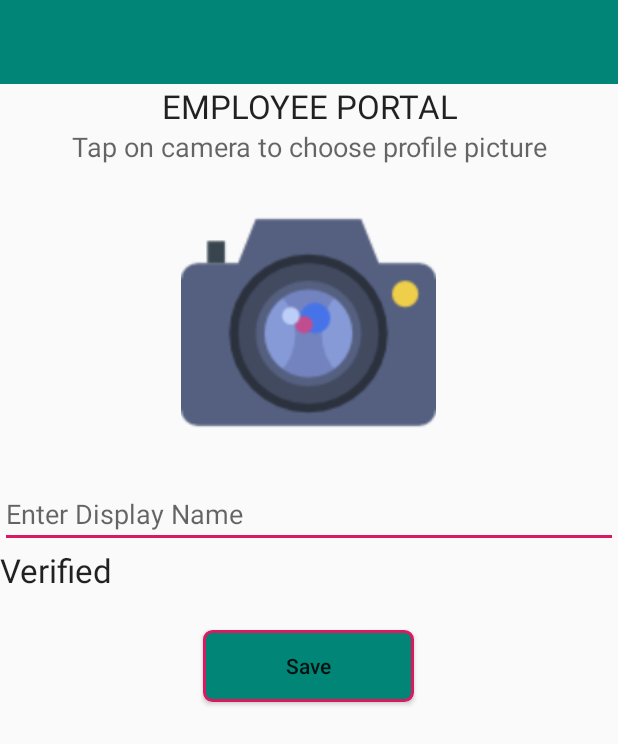
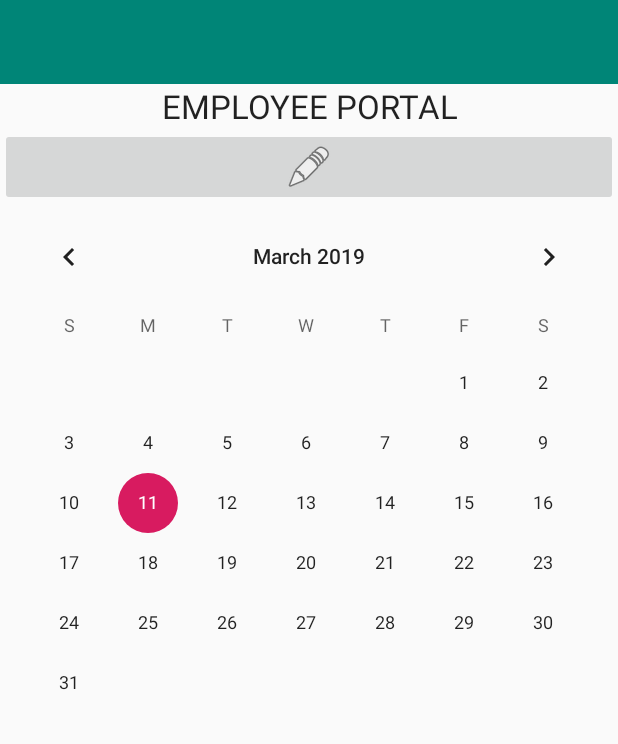
Before and after one commit to agupta1897/ShiftShare, an Android app: the layout activity_eportal.xml on its own in the app's theme, with its tools: preview values and no code run, on a phone screen of 412 x 824 dp. Shown: the top 744 px of the screen. Run offline under Robolectric (Android 15) with nearby library versions, the phone set to English and light mode, and no system bars.

Commit message:
modified employee portal

```diff
--- a/ShiftShare/app/src/main/res/layout/activity_eportal.xml
+++ b/ShiftShare/app/src/main/res/layout/activity_eportal.xml
@@ -1,5 +1,6 @@
 <?xml version="1.0" encoding="utf-8"?>
 <LinearLayout xmlns:android="http://schemas.android.com/apk/res/android"
+    xmlns:app="http://schemas.android.com/apk/res-auto"
     xmlns:tools="http://schemas.android.com/tools"
     android:layout_width="match_parent"
     android:layout_height="match_parent"
@@ -18,28 +19,10 @@
         android:textAlignment="center"
         android:textAppearance="@style/Base.TextAppearance.AppCompat.Large" />
 
-    <TextView
-        android:layout_width="match_parent"
-        android:layout_height="wrap_content"
-        android:text="Tap on camera to choose profile picture"
-        android:textAlignment="center"
-        android:textAppearance="@style/Base.TextAppearance.AppCompat.Medium" />
-
-
-
 
     <RelativeLayout
         android:layout_width="match_parent"
         android:layout_height="wrap_content">
-
-        <ImageView
-            android:id="@+id/imageView"
-            android:layout_width="170dp"
-            android:layout_height="170dp"
-            android:layout_centerHorizontal="true"
-            android:layout_margin="20dp"
-            android:background="@drawable/icon_camera"
-            android:scaleType="centerCrop" />
 
         <ProgressBar
             android:id="@+id/progressbar"
@@ -51,30 +34,16 @@
 
     </RelativeLayout>
 
-    <EditText
-        android:id="@+id/editTextDisplayName"
+    <ImageButton
+        android:id="@+id/btn_editProfile"
         android:layout_width="match_parent"
         android:layout_height="wrap_content"
-        android:hint="Enter Display Name" />
+        android:src="@android:drawable/ic_menu_edit" />
 
-    <TextView
-        android:id="@+id/textViewVerified"
+    <CalendarView
+        android:id="@+id/calendarView2"
         android:layout_width="match_parent"
-        android:layout_height="wrap_content"
-        android:text="Verified"
-        android:textAppearance="@style/Base.TextAppearance.AppCompat.Large" />
-
-    <Button
-        android:id="@+id/buttonSave"
-        android:layout_width="wrap_content"
-        android:layout_height="wrap_content"
-        android:layout_gravity="center"
-        android:layout_marginTop="25dp"
-        android:background="@drawable/rounded_button_solid"
-        android:paddingLeft="55dp"
-        android:paddingRight="55dp"
-        android:text="Save"
-        android:textAllCaps="false" />
+        android:layout_height="wrap_content" />
 
 
 </LinearLayout>
```
